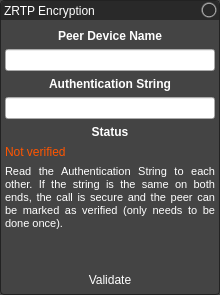
First picture: the form in resources/zrtp_widget.ui, repository AGProjects/blink-qt, before the edit.
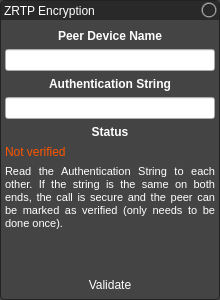
Second picture: the form after the edit. Icons and pictures are not drawn.

Commit message: Synced widget height in code and the UI file

What changed in the file:
```diff
--- a/resources/zrtp_widget.ui
+++ b/resources/zrtp_widget.ui
@@ -7,7 +7,7 @@
     <x>0</x>
     <y>0</y>
     <width>220</width>
-    <height>295</height>
+    <height>300</height>
    </rect>
   </property>
   <property name="palette">
```
